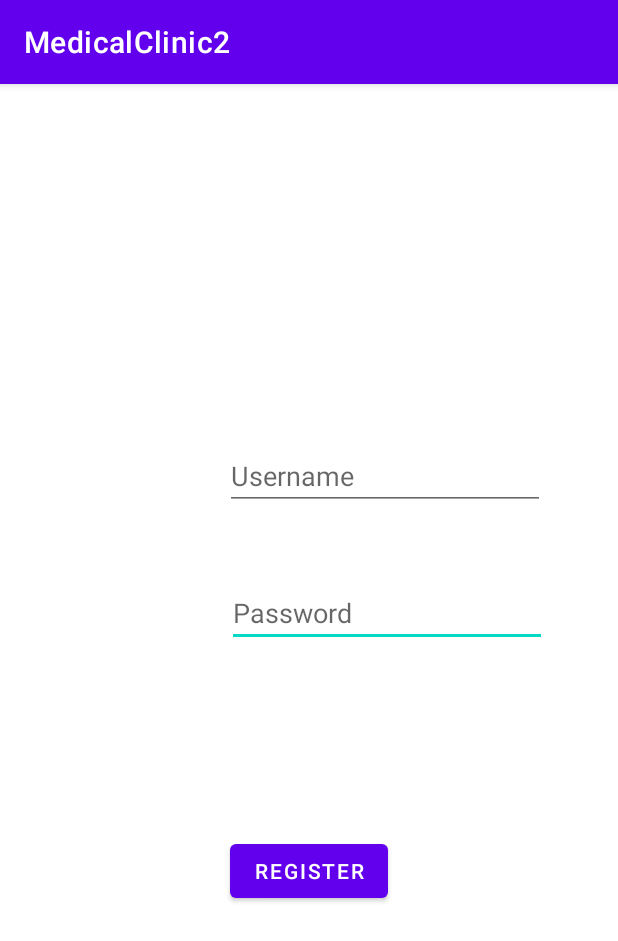
After one commit to SebastianRichiteanu/MedicalClinic, an Android app: the Register screen opened directly, with no data from a screen before it, on a phone screen of 412 x 824 dp. The commit adds this screen. Shown: the top 941 px of the screen. Run offline under Robolectric (Android 15) with nearby library versions, the phone set to English and light mode, and no system bars.

Commit message:
Register + add in DB

```diff
--- a/app/src/main/AndroidManifest.xml
+++ b/app/src/main/AndroidManifest.xml
@@ -9,6 +9,7 @@
         android:roundIcon="@mipmap/ic_launcher_round"
         android:supportsRtl="true"
         android:theme="@style/Theme.MedicalClinic2">
+        <activity android:name=".Register"></activity>
         <activity
             android:name=".MainActivity"
             android:label="@string/app_name"
--- /dev/null
+++ b/app/src/main/java/com/example/medicalclinic2/Register.java
@@ -0,0 +1,37 @@
+package com.example.medicalclinic2;
+
+import androidx.appcompat.app.AppCompatActivity;
+
+import android.content.Intent;
+import android.os.Bundle;
+import android.view.View;
+import android.widget.Button;
+import android.widget.EditText;
+import com.example.medicalclinic2.model.DatabaseHandler;
+
+public class Register extends AppCompatActivity {
+
+    private Button register_button;
+    private EditText register_username;
+    private EditText register_password;
+
+    @Override
+    protected void onCreate(Bundle savedInstanceState) {
+        super.onCreate(savedInstanceState);
+        setContentView(R.layout.activity_register);
+
+        register_button = (Button) findViewById(R.id.register_submit);
+        register_button.setOnClickListener(new View.OnClickListener() {
+            @Override
+            public void onClick(View v) {
+                register_username = (EditText) findViewById(R.id.register_username);
+                register_password = (EditText) findViewById(R.id.register_password);
+                Intent i = new Intent(Register.this, MainActivity.class);
+                i.putExtra("username",register_username.getText().toString());
+                i.putExtra("password",register_password.getText().toString());
+                startActivity(i);
+            }
+        });
+
+    }
+}
--- /dev/null
+++ b/app/src/main/res/layout/activity_register.xml
@@ -0,0 +1,49 @@
+<?xml version="1.0" encoding="utf-8"?>
+<androidx.constraintlayout.widget.ConstraintLayout xmlns:android="http://schemas.android.com/apk/res/android"
+    xmlns:app="http://schemas.android.com/apk/res-auto"
+    xmlns:tools="http://schemas.android.com/tools"
+    android:layout_width="match_parent"
+    android:layout_height="match_parent"
+    tools:context=".Register">
+
+    <EditText
+        android:id="@+id/register_password"
+        android:layout_width="wrap_content"
+        android:layout_height="wrap_content"
+        android:autofillHints=""
+        android:ems="10"
+        android:hint="@string/register_password"
+        android:inputType="textPassword"
+        app:layout_constraintBottom_toBottomOf="parent"
+        app:layout_constraintEnd_toEndOf="parent"
+        app:layout_constraintHorizontal_bias="0.761"
+        app:layout_constraintStart_toStartOf="parent"
+        app:layout_constraintTop_toTopOf="parent"
+        app:layout_constraintVertical_bias="0.457" />
+
+    <Button
+        android:id="@+id/register_submit"
+        android:layout_width="wrap_content"
+        android:layout_height="wrap_content"
+        android:text="@string/register_submit"
+        app:layout_constraintBottom_toBottomOf="parent"
+        app:layout_constraintEnd_toEndOf="parent"
+        app:layout_constraintStart_toStartOf="parent"
+        app:layout_constraintTop_toTopOf="parent"
+        app:layout_constraintVertical_bias="0.695" />
+
+    <EditText
+        android:id="@+id/register_username"
+        android:layout_width="wrap_content"
+        android:layout_height="wrap_content"
+        android:autofillHints=""
+        android:ems="10"
+        android:hint="@string/register_username"
+        android:inputType="textPersonName"
+        app:layout_constraintBottom_toBottomOf="parent"
+        app:layout_constraintEnd_toEndOf="parent"
+        app:layout_constraintHorizontal_bias="0.756"
+        app:layout_constraintStart_toStartOf="parent"
+        app:layout_constraintTop_toTopOf="parent"
+        app:layout_constraintVertical_bias="0.33" />
+</androidx.constraintlayout.widget.ConstraintLayout>
--- a/app/src/main/res/menu/menu_main.xml
+++ b/app/src/main/res/menu/menu_main.xml
@@ -2,6 +2,11 @@
     xmlns:app="http://schemas.android.com/apk/res-auto"
     xmlns:tools="http://schemas.android.com/tools"
     tools:context="com.example.medicalclinic2.MainActivity">
+    <item
+        android:id="@+id/register"
+        android:orderInCategory="100"
+        android:title="@string/register"
+        app:showAsAction="never" />
     <item
         android:id="@+id/action_settings"
         android:orderInCategory="100"
--- a/app/src/main/res/values/strings.xml
+++ b/app/src/main/res/values/strings.xml
@@ -9,4 +9,8 @@
 
     <string name="hello_first_fragment">Hello first fragment</string>
     <string name="hello_second_fragment">Hello second fragment. Arg: %1$s</string>
+    <string name="register">Register</string>
+    <string name="register_submit">Register</string>
+    <string name="register_username">Username</string>
+    <string name="register_password">Password</string>
 </resources>
```
Also changed, not shown: app/src/main/java/com/example/medicalclinic2/MainActivity.java (+12 -3 lines), app/src/main/java/com/example/medicalclinic2/model/DatabaseHandler.java (+9 -3 lines).
